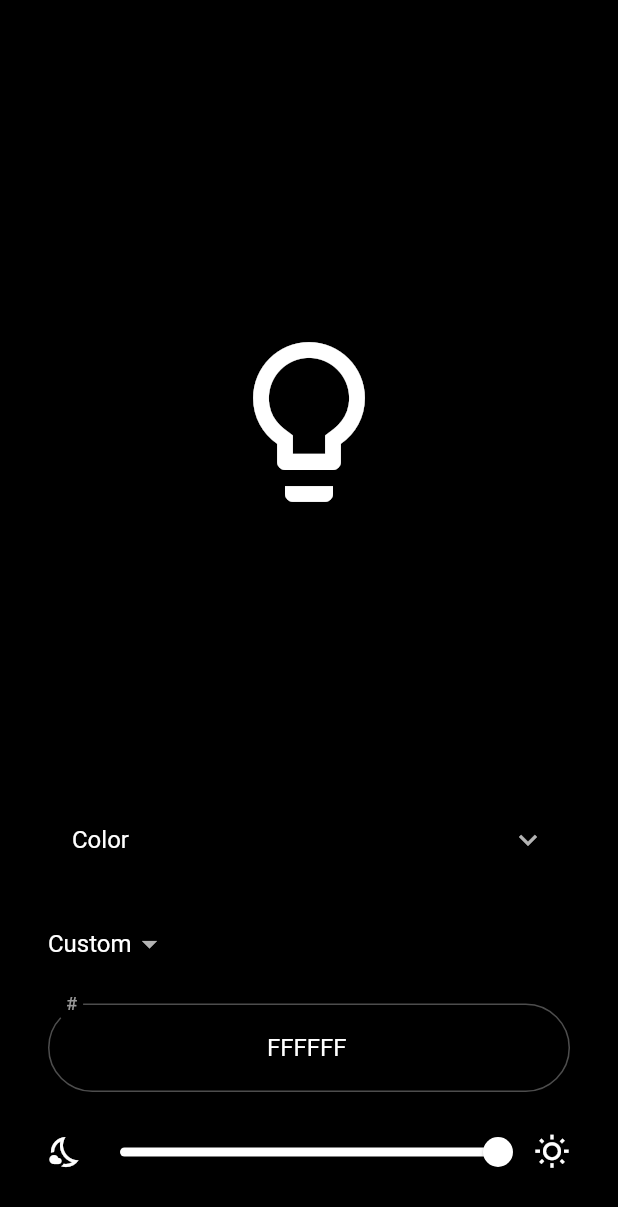
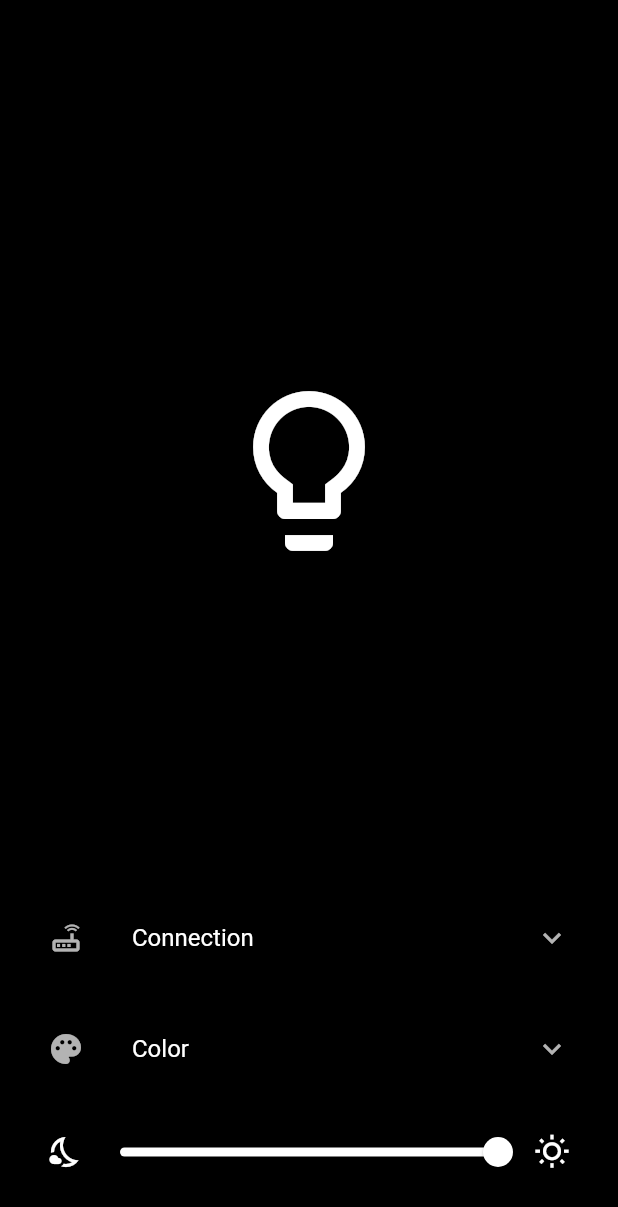
Before and after one commit to TobiasRitter/flutter_rgb_leds, a Flutter app: the screen it shows after launch, on a phone screen of 412 x 824 dp. Shown: the top 1207 px of the screen. Run offline on Flutter 3.47's test engine with Material 2 defaults, Android fonts, the phone set to English and light mode, and no system bars.

Commit message:
work on expansion tiles

```diff
--- a/lib/main.dart
+++ b/lib/main.dart
@@ -10,6 +10,7 @@ class MyApp extends StatelessWidget {
     return MaterialApp(
       title: 'Flutter Demo',
       theme: ThemeData(
+        accentColor: Colors.white,
         scaffoldBackgroundColor: Colors.black,
         brightness: Brightness.dark,
         textSelectionTheme: TextSelectionThemeData(
@@ -98,12 +99,19 @@ class _MyHomePageState extends State<MyHomePage> {
             Padding(
               padding: const EdgeInsets.only(bottom: 16),
               child: ExpansionTile(
-                title: Text("Color"),
-                children: [
-
-                ],
+                tilePadding: const EdgeInsets.all(0),
+                title: Text("Connection"),
+                leading: Icon(Icons.router_outlined),
+                children: [],
               ),
             ),
+            Padding(
+              padding: const EdgeInsets.only(bottom: 16),
+              child: ExpansionTile(
+                tilePadding: const EdgeInsets.all(0),
+                title: Text("Color"),
+                leading: Icon(Icons.palette),
+                children: [
                   Padding(
                     padding: const EdgeInsets.only(bottom: 16),
                     child: Row(
@@ -154,7 +162,8 @@ class _MyHomePageState extends State<MyHomePage> {
                       children: [
                         Expanded(
                           child: TextField(
-                      enabled: !presets.containsKey(dropdownValue) || editing,
+                            enabled:
+                                !presets.containsKey(dropdownValue) || editing,
                             textAlign: TextAlign.center,
                             controller: controller,
                             decoration: InputDecoration(
@@ -164,7 +173,8 @@ class _MyHomePageState extends State<MyHomePage> {
                                 borderRadius: BorderRadius.circular(50),
                               ),
                               focusedBorder: OutlineInputBorder(
-                          borderSide: BorderSide(color: Colors.white, width: 1),
+                                borderSide:
+                                    BorderSide(color: Colors.white, width: 1),
                                 borderRadius: BorderRadius.circular(50),
                               ),
                               disabledBorder: OutlineInputBorder(
@@ -177,6 +187,9 @@ class _MyHomePageState extends State<MyHomePage> {
                             onSubmitted: (val) {
                               submitCol(val, context);
                             },
+                          ),
+                        ),
+                      ],
                     ),
                   ),
                 ],
```
Lines whose indentation alone changed are shown as unchanged.
